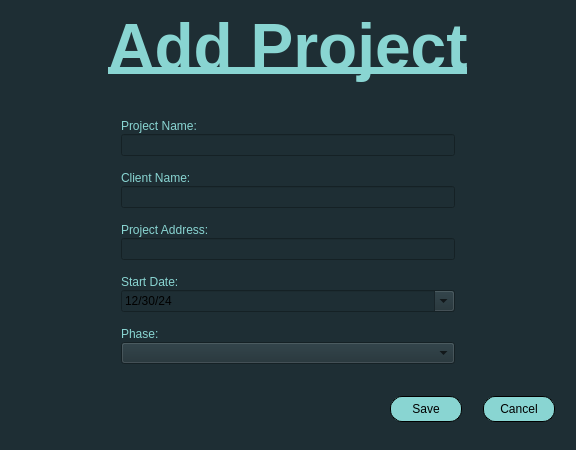
Before: the Qt Designer form src/ui/AddProject.ui in CanMatthewCode/ArchitectsLog, drawn with Qt 5.
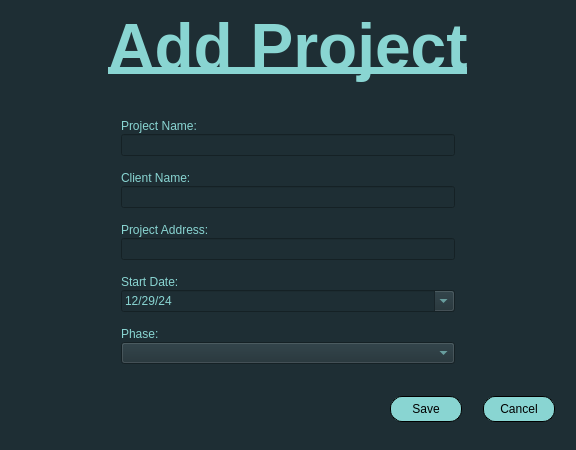
After: the same form once the commit is applied.

Commit message: modify all text color in program to be dark/light mode agnostic

What changed in the file:
```diff
--- a/src/ui/AddProject.ui
+++ b/src/ui/AddProject.ui
@@ -16,6 +16,18 @@
   <property name="styleSheet">
    <string notr="true">QWidget{
 	background-color: #1E2E34;
+}
+QLineEdit{
+	color: #89D5D2;
+}
+QDateEdit{
+	color: #89D5D2;
+}
+QComboBox{
+	color: #89D5D2;
+}
+QComboBox QAbstractItemView{
+	color: #89D5D2;
 }</string>
   </property>
   <layout class="QVBoxLayout" name="verticalLayout_3">
@@ -160,7 +172,7 @@
           <date>
            <year>2024</year>
            <month>12</month>
-           <day>30</day>
+           <day>29</day>
           </date>
          </property>
          <property name="currentSection">
```
The commit also changes 23 other files.
